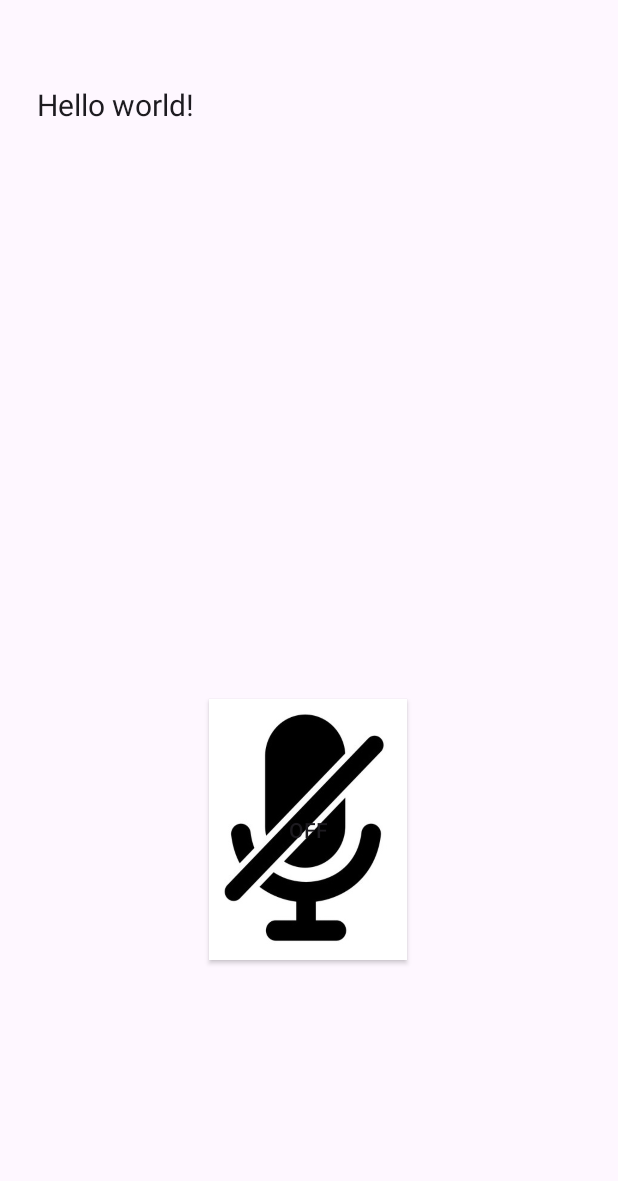
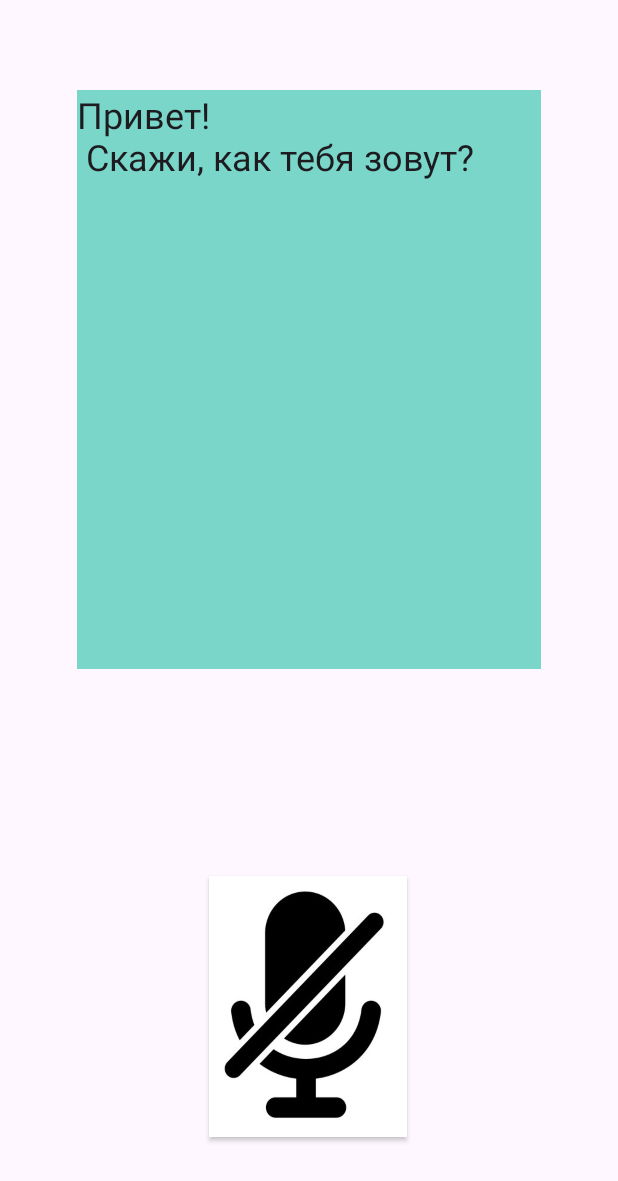
Before and after one commit to Helegven/CaptainD_for_Test, an Android app: the screen it shows after launch (MainActivity), on a phone screen of 412 x 824 dp. Shown: the top 1181 px of the screen. Run offline under Robolectric (Android 15) with nearby library versions, the phone set to English and light mode, and no system bars.

Commit message:
Добавил подложку под текст и немного центролизовал блоки

```diff
--- a/app/src/main/res/layout/activity_main.xml
+++ b/app/src/main/res/layout/activity_main.xml
@@ -33,20 +33,18 @@
 
     <TextView
         android:id="@+id/textView"
-        android:layout_width="363dp"
-        android:layout_height="wrap_content"
-        android:layout_marginEnd="24dp"
+        android:layout_width="309dp"
+        android:layout_height="386dp"
+        android:layout_marginTop="60dp"
+        android:background="#79D6C8"
         android:fontFamily="sans-serif"
         android:text="@string/hello_world"
         android:textAlignment="viewStart"
         android:textAppearance="@style/TextAppearance.AppCompat.Body1"
-        android:textSize="20sp"
-        app:layout_constraintBottom_toBottomOf="parent"
+        android:textSize="24sp"
         app:layout_constraintEnd_toEndOf="parent"
-        app:layout_constraintHorizontal_bias="1.0"
         app:layout_constraintStart_toStartOf="parent"
-        app:layout_constraintTop_toTopOf="parent"
-        app:layout_constraintVertical_bias="0.06999999" />
+        app:layout_constraintTop_toTopOf="parent" />
 
     <ToggleButton
         android:id="@+id/toggle"
@@ -54,6 +52,7 @@
         android:layout_height="174dp"
         android:background="@drawable/button_custom"
         android:onClick="onToggleClicked"
+        android:textOff=" "
         app:layout_constraintBottom_toBottomOf="parent"
         app:layout_constraintEnd_toEndOf="parent"
         app:layout_constraintHorizontal_bias="0.498"
--- a/app/src/main/res/values/strings.xml
+++ b/app/src/main/res/values/strings.xml
@@ -2,5 +2,5 @@
     <string name="app_name">Captain b</string>
     <string name="stop">Stop</string>
     <string name="start">Start</string>
-    <string name="hello_world">Hello world!</string>
+    <string name="hello_world">Привет! \n Скажи, как тебя зовут?</string>
 </resources>
```
